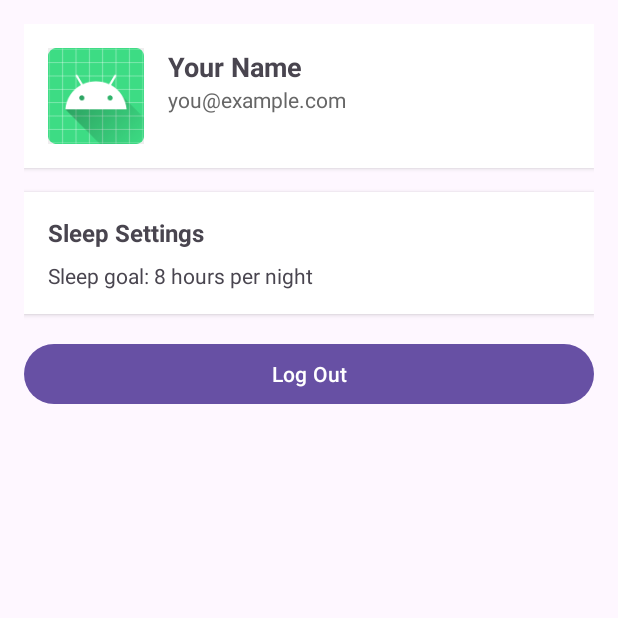
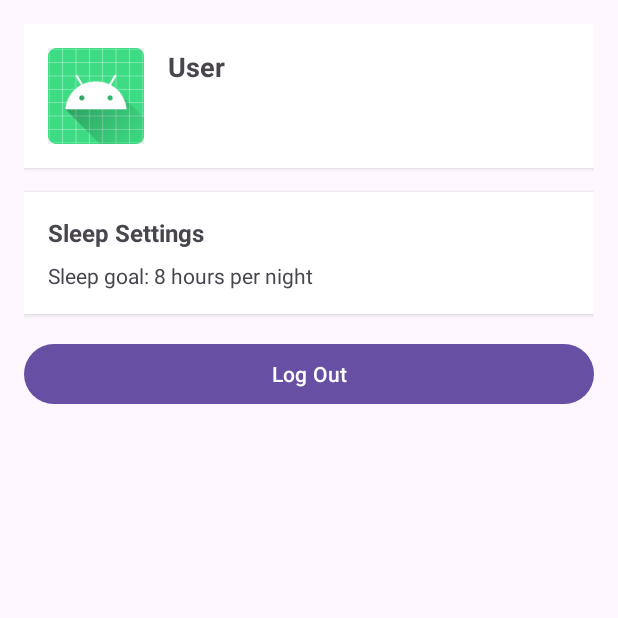
Before and after one commit to AiaA07/SmartPillowProject, an Android app: the ProfilePage screen opened directly, with no data from a screen before it, on a phone screen of 412 x 824 dp, the top half of it. Run offline under Robolectric (Android 15) with nearby library versions, the phone set to English and light mode, and no system bars; our stand-ins replace Firebase (no records; nobody signed in at launch, a user with empty details on screens opened directly).

Commit message:
Added profile page UI and connected Firebase data + logout functionality

```diff
--- a/app/src/main/java/com/example/smartpillow/ProfilePage.java
+++ b/app/src/main/java/com/example/smartpillow/ProfilePage.java
@@ -1,24 +1,83 @@
 package com.example.smartpillow;
 
+import android.content.Intent;
+import android.widget.Button;
+import android.widget.Toast;
+
+import androidx.appcompat.app.AppCompatActivity;
+
 import android.os.Bundle;
+import android.widget.TextView;
 
-import androidx.activity.EdgeToEdge;
-import androidx.appcompat.app.AppCompatActivity;
-import androidx.core.graphics.Insets;
-import androidx.core.view.ViewCompat;
-import androidx.core.view.WindowInsetsCompat;
+import com.google.firebase.auth.FirebaseAuth;
+import com.google.firebase.firestore.FirebaseFirestore;
 
 public class ProfilePage extends AppCompatActivity {
+
+    private TextView profileNameTextView, profileEmailTextView, profileSleepGoalTextView;
+    private Button logoutButton;   // 👈 NEW
+    private FirebaseAuth auth;
+    private FirebaseFirestore db;
 
     @Override
     protected void onCreate(Bundle savedInstanceState) {
         super.onCreate(savedInstanceState);
-        EdgeToEdge.enable(this);
-        setContentView(R.layout.profile_page);
-        ViewCompat.setOnApplyWindowInsetsListener(findViewById(R.id.main), (v, insets) -> {
-            Insets systemBars = insets.getInsets(WindowInsetsCompat.Type.systemBars());
-            v.setPadding(systemBars.left, systemBars.top, systemBars.right, systemBars.bottom);
-            return insets;
+        setContentView(R.layout.profile_page); // Make sure this matches your XML layout name
+
+        // Firebase
+        auth = FirebaseAuth.getInstance();
+        db = FirebaseFirestore.getInstance();
+
+        // Connect XML to Java
+        profileNameTextView = findViewById(R.id.profileNameTextView);
+        profileEmailTextView = findViewById(R.id.profileEmailTextView);
+        profileSleepGoalTextView = findViewById(R.id.profileSleepGoalTextView);
+        logoutButton = findViewById(R.id.logoutButton); // 👈 NEW
+
+        // Set up logout button
+        logoutButton.setOnClickListener(v -> {
+            auth.signOut();
+            Toast.makeText(ProfilePage.this, "Logged out", Toast.LENGTH_SHORT).show();
+
+            // TODO: replace LoginActivity.class with your actual login screen class name
+            Intent intent = new Intent(ProfilePage.this, LoginPage.class);
+            intent.addFlags(Intent.FLAG_ACTIVITY_CLEAR_TOP | Intent.FLAG_ACTIVITY_NEW_TASK);
+            startActivity(intent);
+            finish();
         });
+
+        loadBasicProfile();
+        loadSleepGoal();
+    }
+
+    private void loadBasicProfile() {
+        if (auth.getCurrentUser() != null) {
+            String email = auth.getCurrentUser().getEmail();
+            profileEmailTextView.setText(email != null ? email : "");
+
+            // If you don't have a name in Firestore yet, set default for now
+            profileNameTextView.setText("User");
+        }
+    }
+
+    private void loadSleepGoal() {
+        if (auth.getCurrentUser() != null) {
+            String userId = auth.getCurrentUser().getUid();
+
+            db.collection("users").document(userId)
+                    .get()
+                    .addOnSuccessListener(doc -> {
+                        if (doc.exists()) {
+
+                            Object goalObj = doc.get("sleepGoal");
+
+                            if (goalObj != null) {
+                                profileSleepGoalTextView.setText("Sleep goal: " + goalObj + " hours per night");
+                            } else {
+                                profileSleepGoalTextView.setText("Sleep goal: Not set");
+                            }
+                        }
+                    });
+        }
     }
 }
```
